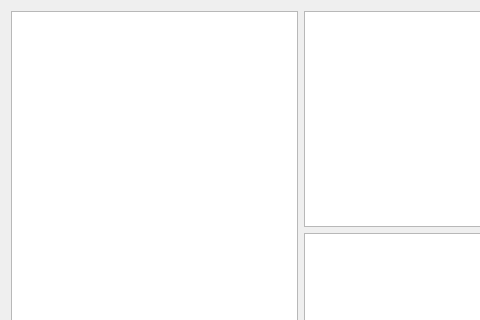
Above: statistikbanken_dialog_base.ui from regiongis/statistikbanken before the change; both pictures show x 0 to 480 and y 0 to 320 of the 601 by 488 pixel window. Below: the same form after it.
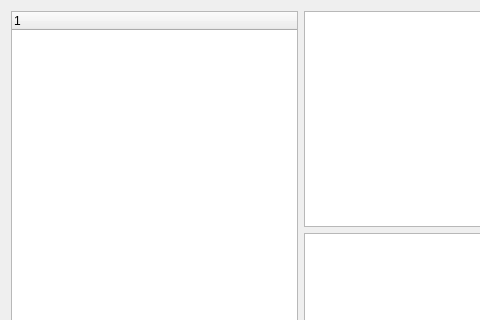
That is the form after the change.

Commit message: Tog arbejde :)

```diff
--- a/statistikbanken_dialog_base.ui
+++ b/statistikbanken_dialog_base.ui
@@ -28,10 +28,15 @@
     </widget>
    </item>
    <item row="0" column="0" rowspan="2">
-    <widget class="QTreeView" name="treeView">
+    <widget class="QTreeWidget" name="treeWidget">
      <property name="headerHidden">
       <bool>false</bool>
      </property>
+     <column>
+      <property name="text">
+       <string notr="true">1</string>
+      </property>
+     </column>
     </widget>
    </item>
   </layout>
```
The commit also changes 1 other file.
